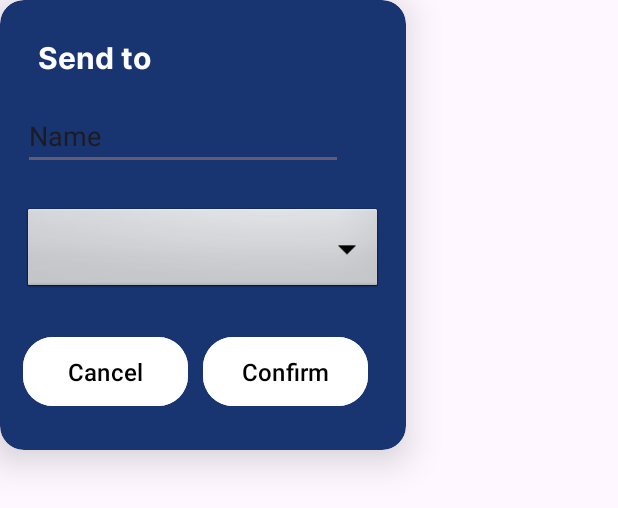
After one commit to DXPOHIHIHI/CipherSTEVEN, an Android app: the layout dialog_send.xml on its own in the app's theme, with its tools: preview values and no code run, on a phone screen of 412 x 824 dp. The commit adds this screen. Shown: the top 508 px of the screen. Run offline under Robolectric (Android 15) with nearby library versions, the phone set to English and light mode, and no system bars; Roboto replaces fonts that are not available here.

Commit message:
sender scanning function

```diff
--- /dev/null
+++ b/app/src/main/res/drawable/dialogbox_bg.xml
@@ -0,0 +1,5 @@
+<?xml version="1.0" encoding="utf-8"?>
+<shape android:shape="rectangle" xmlns:android="http://schemas.android.com/apk/res/android">
+    <corners android:radius="20dp"/>
+    <solid android:color="@color/white"/>
+</shape>
--- /dev/null
+++ b/app/src/main/res/layout/dialog_send.xml
@@ -0,0 +1,111 @@
+<?xml version="1.0" encoding="utf-8"?>
+<androidx.cardview.widget.CardView xmlns:android="http://schemas.android.com/apk/res/android"
+    xmlns:app="http://schemas.android.com/apk/res-auto"
+    xmlns:tools="http://schemas.android.com/tools"
+    android:layout_width="wrap_content"
+    android:layout_height="wrap_content"
+    app:cardBackgroundColor="@color/colorAccent"
+    app:cardCornerRadius="16dp"
+    app:cardElevation="15dp">
+
+    <androidx.constraintlayout.widget.ConstraintLayout
+        android:layout_width="match_parent"
+        android:layout_height="300dp"
+        android:padding="15dp">
+
+        <TextView
+            android:id="@+id/scannedID"
+            android:layout_width="wrap_content"
+            android:layout_height="wrap_content"
+            android:layout_marginStart="10dp"
+            android:layout_marginTop="8dp"
+            android:layout_marginEnd="10dp"
+            android:fontFamily="@font/interbold"
+            android:text="Send to"
+            android:textColor="@color/colorPrimary"
+            android:textSize="20sp"
+            app:layout_constraintEnd_toEndOf="parent"
+            app:layout_constraintHorizontal_bias="0.0"
+            app:layout_constraintStart_toStartOf="parent"
+            app:layout_constraintTop_toTopOf="parent" />
+
+
+        <LinearLayout
+            android:id="@+id/linearLayout"
+            android:layout_width="240dp"
+            android:layout_height="wrap_content"
+            android:layout_marginBottom="10dp"
+            android:orientation="horizontal"
+            app:layout_constraintBottom_toBottomOf="parent"
+            app:layout_constraintEnd_toEndOf="parent"
+            app:layout_constraintStart_toStartOf="parent">
+
+            <com.google.android.material.button.MaterialButton
+                android:id="@+id/cancelBtn"
+                android:layout_width="0dp"
+                android:layout_height="match_parent"
+                android:layout_marginEnd="10dp"
+                android:layout_weight="1"
+                android:backgroundTint="@color/white"
+                android:padding="12dp"
+                android:shadowColor="#C8A7A7"
+                android:text="Cancel"
+                android:textColor="@color/black"
+                android:textColorHighlight="#3F51B5"
+                android:textColorLink="#03A9F4"
+                android:textSize="16sp"
+                app:cornerRadius="20dp"
+                app:strokeColor="@color/black" />
+
+            <com.google.android.material.button.MaterialButton
+                android:id="@+id/confirmBtn"
+                android:layout_width="0dp"
+                android:layout_height="match_parent"
+                android:layout_marginEnd="10dp"
+                android:layout_weight="1"
+                android:backgroundTint="@color/white"
+
+                android:padding="12dp"
+                android:shadowColor="#C8A7A7"
+                android:text="Confirm"
+                android:textColor="@color/black"
+                android:textColorHighlight="#3F51B5"
+                android:textColorLink="#03A9F4"
+                android:textSize="16sp"
+                app:cornerRadius="20dp"
+                app:strokeColor="@color/black" />
+        </LinearLayout>
+
+        <EditText
+            android:id="@+id/editEmail"
+            android:layout_width="wrap_content"
+            android:layout_height="wrap_content"
+            android:layout_marginBottom="12dp"
+            android:ems="10"
+            android:inputType="text"
+            android:text="Name"
+            app:layout_constraintBottom_toTopOf="@+id/spinner1"
+            app:layout_constraintEnd_toEndOf="parent"
+            app:layout_constraintHorizontal_bias="0.0"
+            app:layout_constraintStart_toStartOf="parent"
+            app:layout_constraintTop_toTopOf="parent"
+            app:layout_constraintVertical_bias="0.818" />
+
+        <Spinner
+            android:id="@+id/spinner1"
+            android:layout_width="0dp"
+            android:layout_height="60dp"
+            android:background="@android:drawable/btn_dropdown"
+            android:spinnerMode="dialog"
+            app:layout_constraintBottom_toTopOf="@+id/linearLayout"
+            app:layout_constraintEnd_toEndOf="parent"
+            app:layout_constraintHorizontal_bias="1.0"
+            app:layout_constraintStart_toStartOf="parent"
+            app:layout_constraintTop_toTopOf="parent"
+            app:layout_constraintVertical_bias="0.836" />
+
+
+    </androidx.constraintlayout.widget.ConstraintLayout>
+
+
+</androidx.cardview.widget.CardView>
```
Also changed, not shown: app/src/main/java/com/example/cipher/HomePage.java (+57 -10 lines), app/src/main/java/com/example/cipher/ScanQR.java (+137 -4 lines), app/src/main/res/layout/homepage.xml (+14 -0 lines), app/src/main/res/layout/scanqr.xml (+9 -5 lines), app/src/main/res/values/colors.xml (+17 -4 lines), app/src/main/res/font/interbold.ttf (added), app/src/main/res/font/interreg.ttf (added).
